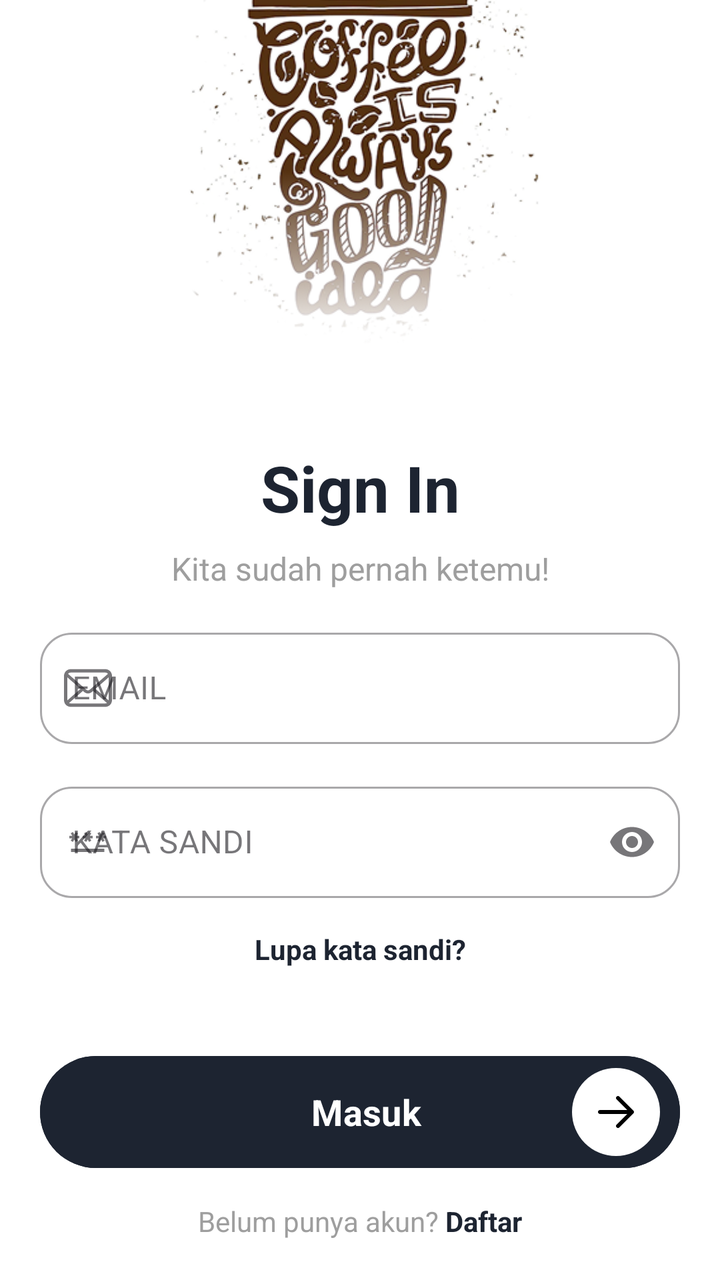
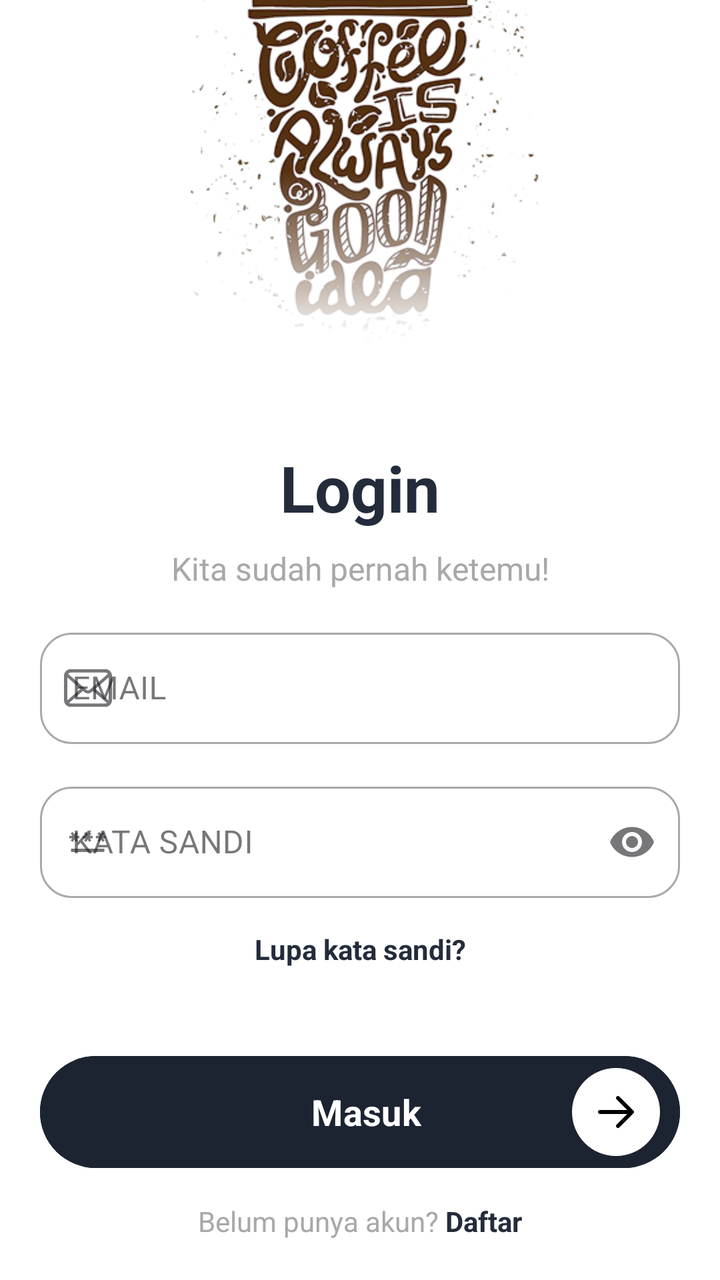

Screens rendered from an Android XML layout before and after an edit, with the pre-edit source and the edit as a unified diff.
<!-- AndroidManifest.xml: application theme Theme.WarkopGundar -->
<!-- res/layout/activity_auth_signin.xml -->
<?xml version="1.0" encoding="utf-8"?>
<androidx.constraintlayout.widget.ConstraintLayout xmlns:android="http://schemas.android.com/apk/res/android"
    xmlns:app="http://schemas.android.com/apk/res-auto"
    xmlns:tools="http://schemas.android.com/tools"
    android:id="@+id/main"
    android:layout_width="match_parent"
    android:layout_height="match_parent"
    android:background="@color/white"
    tools:context=".features.auth.AuthSigninActivity">
    <ImageView
        android:id="@+id/ivIllustration"
        android:layout_width="240dp"
        android:layout_height="240dp"
        android:layout_marginTop="-50dp"
        android:src="@drawable/logo_coffe_2"
        android:contentDescription="DescAuthSignin"
        app:layout_constraintEnd_toEndOf="parent"
        app:layout_constraintStart_toStartOf="parent"
        app:layout_constraintTop_toTopOf="parent" />

    <androidx.constraintlayout.widget.ConstraintLayout
        android:id="@+id/formSignin"
        android:layout_width="match_parent"
        android:layout_height="wrap_content"
        android:layout_marginTop="32dp"
        android:layout_marginHorizontal="@dimen/main_margin"
        app:layout_constraintEnd_toEndOf="parent"
        app:layout_constraintStart_toStartOf="parent"
        app:layout_constraintTop_toBottomOf="@+id/ivIllustration" >

        <TextView
            android:id="@+id/tvTitle"
            android:layout_width="wrap_content"
            android:layout_height="wrap_content"
            android:text="Sign In"
            android:textColor="#1D2431"
            android:textSize="32sp"
            android:textStyle="bold"
            app:layout_constraintTop_toTopOf="parent"
            app:layout_constraintEnd_toEndOf="parent"
            app:layout_constraintStart_toStartOf="parent" />

        <TextView
            android:id="@+id/tvSubTitle"
            android:layout_width="wrap_content"
            android:layout_height="wrap_content"
            android:layout_marginTop="8dp"
            android:text="Kita sudah pernah ketemu!"
            android:textColor="#9E9E9E"
            android:textSize="16sp"
            app:layout_constraintEnd_toEndOf="parent"
            app:layout_constraintStart_toStartOf="parent"
            app:layout_constraintTop_toBottomOf="@+id/tvTitle" />

        <com.google.android.material.textfield.TextInputLayout
            android:id="@+id/tilEmail"
            style="@style/Widget.MaterialComponents.TextInputLayout.OutlinedBox"
            android:layout_width="match_parent"
            android:layout_height="wrap_content"
            android:layout_marginTop="16dp"
            android:hint="EMAIL"
            app:boxCornerRadiusBottomEnd="16dp"
            app:boxCornerRadiusBottomStart="16dp"
            app:boxCornerRadiusTopEnd="16dp"
            app:boxCornerRadiusTopStart="16dp"
            app:startIconDrawable="@drawable/icon_email"
            app:layout_constraintStart_toStartOf="parent"
            app:layout_constraintEnd_toEndOf="parent"
            app:layout_constraintTop_toBottomOf="@id/tvSubTitle">

            <com.google.android.material.textfield.TextInputEditText
                android:id="@+id/inputEmail"
                android:layout_width="match_parent"
                android:layout_height="wrap_content"
                android:inputType="textEmailAddress" />
        </com.google.android.material.textfield.TextInputLayout>

        <com.google.android.material.textfield.TextInputLayout
            android:id="@+id/tilPassword"
            style="@style/Widget.MaterialComponents.TextInputLayout.OutlinedBox"
            android:layout_width="match_parent"
            android:layout_height="wrap_content"
            android:layout_marginTop="16dp"
            android:hint="KATA SANDI"
            app:boxCornerRadiusBottomEnd="16dp"
            app:boxCornerRadiusBottomStart="16dp"
            app:boxCornerRadiusTopEnd="16dp"
            app:boxCornerRadiusTopStart="16dp"
            app:endIconMode="password_toggle"
            app:startIconDrawable="@drawable/icon_lock"
            app:layout_constraintStart_toStartOf="parent"
            app:layout_constraintEnd_toEndOf="parent"
            app:layout_constraintTop_toBottomOf="@+id/tilEmail">

            <com.google.android.material.textfield.TextInputEditText
                android:id="@+id/inputPassword"
                android:layout_width="match_parent"
                android:layout_height="wrap_content"
                android:inputType="textPassword" />
        </com.google.android.material.textfield.TextInputLayout>

        <TextView
            android:id="@+id/btnForgotPassword"
            android:layout_width="wrap_content"
            android:layout_height="wrap_content"
            android:layout_marginTop="16dp"
            android:text="Lupa kata sandi?"
            android:textColor="#1D2431"
            android:textStyle="bold"
            app:layout_constraintEnd_toEndOf="parent"
            app:layout_constraintStart_toStartOf="parent"
            app:layout_constraintTop_toBottomOf="@+id/tilPassword" />

        <com.google.android.material.button.MaterialButton
            android:id="@+id/actionSignin"
            android:layout_width="match_parent"
            android:layout_height="64dp"
            android:layout_marginTop="40dp"
            android:backgroundTint="#1D2431"
            android:text="Masuk"
            android:textAllCaps="false"
            android:textColor="@color/white"
            android:textSize="18sp"
            android:textStyle="bold"
            android:paddingEnd="10dp"
            android:paddingStart="60dp"
            app:cornerRadius="32dp"
            app:icon="@drawable/com_arrow_with_circle"
            app:iconSize="44dp"
            app:iconGravity="end"
            app:iconTint="@null"
            app:iconPadding="0dp"
            app:layout_constraintTop_toBottomOf="@+id/btnForgotPassword" />
    </androidx.constraintlayout.widget.ConstraintLayout>

    <LinearLayout
        android:layout_width="wrap_content"
        android:layout_height="wrap_content"
        android:layout_marginBottom="@dimen/main_margin"
        android:orientation="horizontal"
        app:layout_constraintBottom_toBottomOf="parent"
        app:layout_constraintEnd_toEndOf="parent"
        app:layout_constraintStart_toStartOf="parent">

        <TextView
            android:layout_width="wrap_content"
            android:layout_height="wrap_content"
            android:text="Belum punya akun? "
            android:textColor="#9E9E9E" />

        <TextView
            android:id="@+id/actionToSignup"
            android:layout_width="wrap_content"
            android:layout_height="wrap_content"
            android:clickable="true"
            android:focusable="true"
            android:text="Daftar"
            android:textColor="#1D2431"
            android:textStyle="bold" />
    </LinearLayout>

</androidx.constraintlayout.widget.ConstraintLayout>
<!-- resources referenced by this layout -->
<resources>
  <color name="white">#FFFFFFFF</color>
  <dimen name="main_margin">20dp</dimen>
  <!-- drawable com_arrow_with_circle (drawable) -->
  <?xml version="1.0" encoding="utf-8"?>
  <layer-list xmlns:android="http://schemas.android.com/apk/res/android">
      <item>
          <shape android:shape="oval">
              <solid android:color="@color/white" />
              <size android:width="44dp" android:height="44dp" />
          </shape>
      </item>
  
      <item
          android:drawable="@drawable/icon_arrow_right"
          android:top="10dp"
          android:bottom="10dp"
          android:left="10dp"
          android:right="10dp" />
  </layer-list>
  <!-- drawable icon_lock (drawable) -->
  <?xml version="1.0" encoding="utf-8"?>
  <vector xmlns:android="http://schemas.android.com/apk/res/android"
      android:width="19dp"
      android:height="10dp"
      android:viewportWidth="19"
      android:viewportHeight="10">
    <path
        android:pathData="M0.859,8.359H17.5V10H0.859V8.359ZM1.797,4.961L2.5,3.75L3.203,4.961L4.297,4.336L3.594,3.125H5V1.875H3.594L4.297,0.625L3.203,0L2.5,1.25L1.797,0L0.703,0.625L1.445,1.875H0V3.125H1.445L0.703,4.336L1.797,4.961ZM7.383,4.336L8.477,4.961L9.18,3.75L9.883,4.961L10.977,4.336L10.273,3.125H11.68V1.875H10.273L10.977,0.625L9.883,0L9.18,1.25L8.477,0L7.383,0.625L8.086,1.875H6.68V3.125H8.086L7.383,4.336ZM18.359,1.875H16.914L17.656,0.625L16.563,0L15.859,1.25L15.156,0L14.063,0.625L14.766,1.875H13.359V3.125H14.766L14.063,4.336L15.156,4.961L15.859,3.75L16.563,4.961L17.656,4.336L16.914,3.125H18.359V1.875Z"
        android:fillColor="@color/primary"/>
  </vector>
  <style name="Theme.WarkopGundar" parent="Base.Theme.WarkopGundar" />
  <!-- drawable icon_arrow_right (drawable) -->
  <vector xmlns:android="http://schemas.android.com/apk/res/android"
      android:width="800dp"
      android:height="800dp"
      android:viewportWidth="24"
      android:viewportHeight="24">
    <path
        android:pathData="M12.293,4.293C12.683,3.902 13.317,3.902 13.707,4.293L20.707,11.293C21.098,11.683 21.098,12.317 20.707,12.707L13.707,19.707C13.317,20.098 12.683,20.098 12.293,19.707C11.902,19.317 11.902,18.683 12.293,18.293L17.586,13H4C3.448,13 3,12.552 3,12C3,11.448 3.448,11 4,11H17.586L12.293,5.707C11.902,5.317 11.902,4.683 12.293,4.293Z"
        android:fillColor="#000000"
        android:fillType="evenOdd"/>
  </vector>
  <color name="primary">#242C3B</color>
  <style name="Base.Theme.WarkopGundar" parent="Theme.Material3.DayNight.NoActionBar">
          
          
          <item name="android:windowBackground">@color/white</item>
          <item name="android:colorBackground">@color/white</item>
          <item name="fontFamily">@font/poppins_regular</item>
          <item name="textFillColor">@color/primary</item>
      </style>
  <!-- unchanged entries left out for length: 2 -->
</resources>

<!-- the commit's change to res/layout/activity_auth_signin.xml (unified diff, before → after) -->
@@ -32,8 +32,8 @@
             android:id="@+id/tvTitle"
             android:layout_width="wrap_content"
             android:layout_height="wrap_content"
-            android:text="Sign In"
-            android:textColor="#1D2431"
+            android:text="Login"
+            android:textColor="@color/primary"
             android:textSize="32sp"
             android:textStyle="bold"
             app:layout_constraintTop_toTopOf="parent"
@@ -46,7 +46,7 @@
             android:layout_height="wrap_content"
             android:layout_marginTop="8dp"
             android:text="Kita sudah pernah ketemu!"
-            android:textColor="#9E9E9E"
+            android:textColor="@color/gray"
             android:textSize="16sp"
             app:layout_constraintEnd_toEndOf="parent"
             app:layout_constraintStart_toStartOf="parent"
@@ -105,7 +105,7 @@
             android:layout_height="wrap_content"
             android:layout_marginTop="16dp"
             android:text="Lupa kata sandi?"
-            android:textColor="#1D2431"
+            android:textColor="@color/primary"
             android:textStyle="bold"
             app:layout_constraintEnd_toEndOf="parent"
             app:layout_constraintStart_toStartOf="parent"
@@ -146,7 +146,7 @@
             android:layout_width="wrap_content"
             android:layout_height="wrap_content"
             android:text="Belum punya akun? "
-            android:textColor="#9E9E9E" />
+            android:textColor="@color/gray" />
 
         <TextView
             android:id="@+id/actionToSignup"
@@ -155,7 +155,7 @@
             android:clickable="true"
             android:focusable="true"
             android:text="Daftar"
-            android:textColor="#1D2431"
+            android:textColor="@color/primary"
             android:textStyle="bold" />
     </LinearLayout>
 
<!-- resource entries referenced after the edit -->
@@ -1,5 +1,6 @@
 <!-- resources referenced by this layout -->
 <resources>
+  <color name="gray">#A8A8A9</color>
   <color name="white">#FFFFFFFF</color>
   <dimen name="main_margin">20dp</dimen>
   <!-- drawable com_arrow_with_circle (drawable) -->
